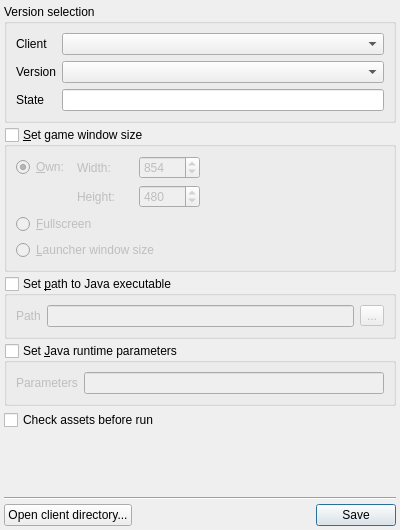
Old version of the form settingsdialog.ui in the repository dngulin/ttyhlauncher.
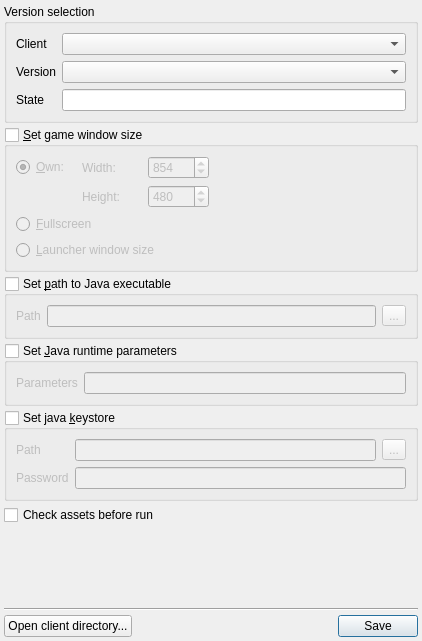
New version of the form. Icons and pictures are not drawn.

Commit message: Make java keystore optional

```diff
--- a/settingsdialog.ui
+++ b/settingsdialog.ui
@@ -6,8 +6,8 @@
    <rect>
     <x>0</x>
     <y>0</y>
-    <width>400</width>
-    <height>530</height>
+    <width>422</width>
+    <height>641</height>
    </rect>
   </property>
   <property name="windowTitle">
@@ -215,6 +215,52 @@
      </layout>
     </widget>
    </item>
+   <item>
+    <widget class="QGroupBox" name="keystoreBox">
+     <property name="title">
+      <string>Set java &amp;keystore</string>
+     </property>
+     <property name="checkable">
+      <bool>true</bool>
+     </property>
+     <property name="checked">
+      <bool>false</bool>
+     </property>
+     <layout class="QGridLayout" name="gridLayout_2">
+      <item row="0" column="1">
+       <widget class="QLineEdit" name="ksPathEdit"/>
+      </item>
+      <item row="0" column="2">
+       <widget class="QToolButton" name="ksPathButton">
+        <property name="text">
+         <string>...</string>
+        </property>
+       </widget>
+      </item>
+      <item row="1" column="0">
+       <widget class="QLabel" name="ksPassLabel">
+        <property name="text">
+         <string>Password</string>
+        </property>
+       </widget>
+      </item>
+      <item row="0" column="0">
+       <widget class="QLabel" name="ksPathLabel">
+        <property name="text">
+         <string>Path</string>
+        </property>
+       </widget>
+      </item>
+      <item row="1" column="1" colspan="2">
+       <widget class="QLineEdit" name="ksPassEdit">
+        <property name="echoMode">
+         <enum>QLineEdit::Password</enum>
+        </property>
+       </widget>
+      </item>
+     </layout>
+    </widget>
+   </item>
    <item>
     <widget class="QCheckBox" name="checkAssetsCombo">
      <property name="text">
```
Left out of the diff: 4 changed lines with no effect on the pictures. The commit also changes 5 other files.
